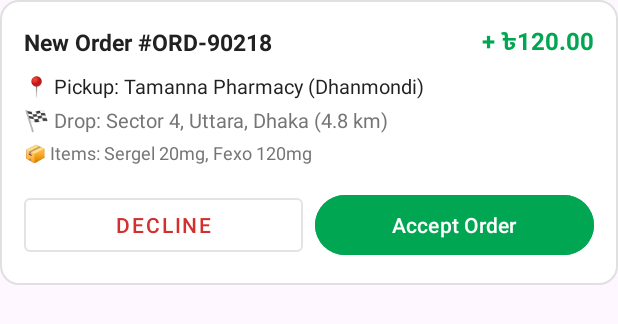
After one commit to Naim-006/GetMediBD, an Android app: the layout item_delivery_request.xml on its own in the app's theme, with its tools: preview values and no code run, on a phone screen of 412 x 824 dp. The commit adds this screen. Shown: the top 324 px of the screen. Run offline under Robolectric (Android 15) with nearby library versions, the phone set to English and light mode, and no system bars.

Commit message:
Add incoming delivery requests layout and RecyclerView adapter

```diff
--- /dev/null
+++ b/app/src/main/res/layout/item_delivery_request.xml
@@ -0,0 +1,89 @@
+<?xml version="1.0" encoding="utf-8"?>
+<LinearLayout xmlns:android="http://schemas.android.com/apk/res/android"
+    android:layout_width="match_parent"
+    android:layout_height="wrap_content"
+    android:layout_marginBottom="12dp"
+    android:background="@drawable/card_background"
+    android:orientation="vertical"
+    android:padding="16dp">
+
+    <LinearLayout
+        android:layout_width="match_parent"
+        android:layout_height="wrap_content"
+        android:gravity="center_vertical"
+        android:orientation="horizontal">
+
+        <TextView
+            android:id="@+id/tv_req_order_id"
+            android:layout_width="0dp"
+            android:layout_height="wrap_content"
+            android:layout_weight="1"
+            android:text="New Order #ORD-90218"
+            android:textColor="@color/text_primary"
+            android:textSize="15sp"
+            android:textStyle="bold" />
+
+        <TextView
+            android:id="@+id/tv_req_fee"
+            android:layout_width="wrap_content"
+            android:layout_height="wrap_content"
+            android:text="+ ৳120.00"
+            android:textColor="@color/primary"
+            android:textSize="16sp"
+            android:textStyle="bold" />
+    </LinearLayout>
+
+    <TextView
+        android:id="@+id/tv_req_pharmacy"
+        android:layout_width="wrap_content"
+        android:layout_height="wrap_content"
+        android:layout_marginTop="8dp"
+        android:text="📍 Pickup: Tamanna Pharmacy (Dhanmondi)"
+        android:textColor="@color/text_primary"
+        android:textSize="13sp" />
+
+    <TextView
+        android:id="@+id/tv_req_dropoff"
+        android:layout_width="wrap_content"
+        android:layout_height="wrap_content"
+        android:layout_marginTop="4dp"
+        android:text="🏁 Drop: Sector 4, Uttara, Dhaka (4.8 km)"
+        android:textColor="@color/text_secondary"
+        android:textSize="13sp" />
+
+    <TextView
+        android:id="@+id/tv_req_items"
+        android:layout_width="wrap_content"
+        android:layout_height="wrap_content"
+        android:layout_marginTop="4dp"
+        android:text="📦 Items: Sergel 20mg, Fexo 120mg"
+        android:textColor="@color/text_secondary"
+        android:textSize="12sp" />
+
+    <LinearLayout
+        android:layout_width="match_parent"
+        android:layout_height="wrap_content"
+        android:layout_marginTop="16dp"
+        android:orientation="horizontal">
+
+        <Button
+            android:id="@+id/btn_req_reject"
+            style="@style/Widget.MaterialComponents.Button.OutlinedButton"
+            android:layout_width="0dp"
+            android:layout_height="wrap_content"
+            android:layout_marginEnd="8dp"
+            android:layout_weight="1"
+            android:text="Decline"
+            android:textColor="#D32F2F" />
+
+        <Button
+            android:id="@+id/btn_req_accept"
+            android:layout_width="0dp"
+            android:layout_height="wrap_content"
+            android:layout_weight="1"
+            android:backgroundTint="@color/primary"
+            android:text="Accept Order"
+            android:textColor="@color/white" />
+    </LinearLayout>
+
+</LinearLayout>
```
Also changed, not shown: app/src/main/java/com/getmedbd/portals/rider/orders/DeliveryRequestAdapter.java (added, +80 -0 lines), app/src/main/java/com/getmedbd/portals/rider/orders/RiderOrdersFragment.java (+56 -5 lines), app/src/main/res/layout/fragment_rider_orders.xml (added, +43 -0 lines).
